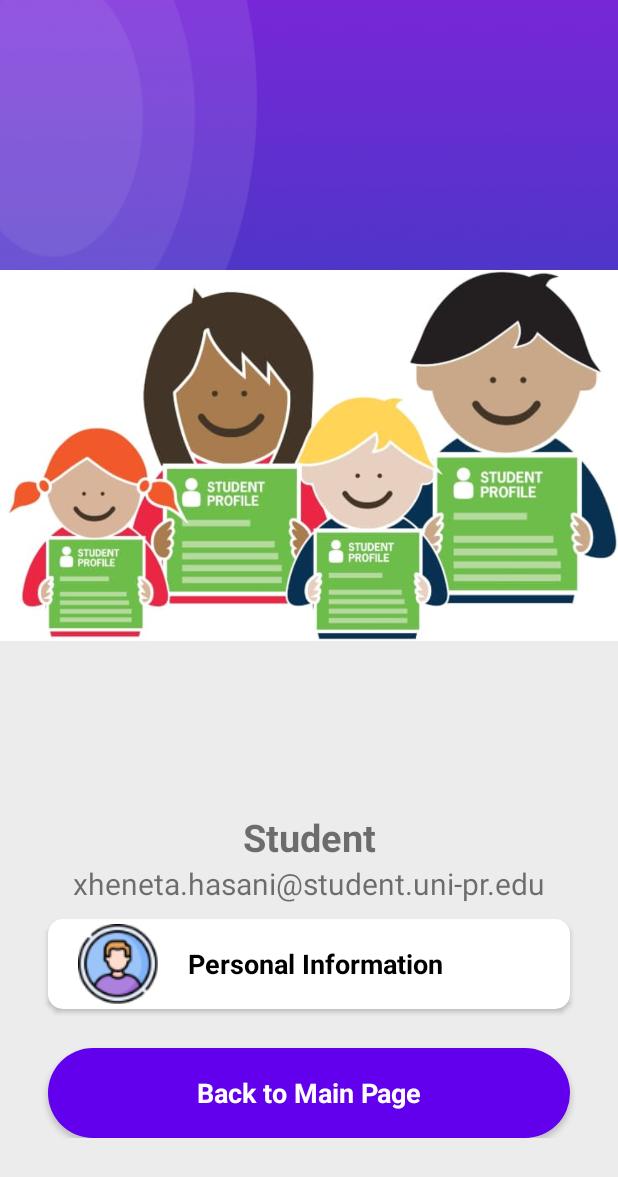
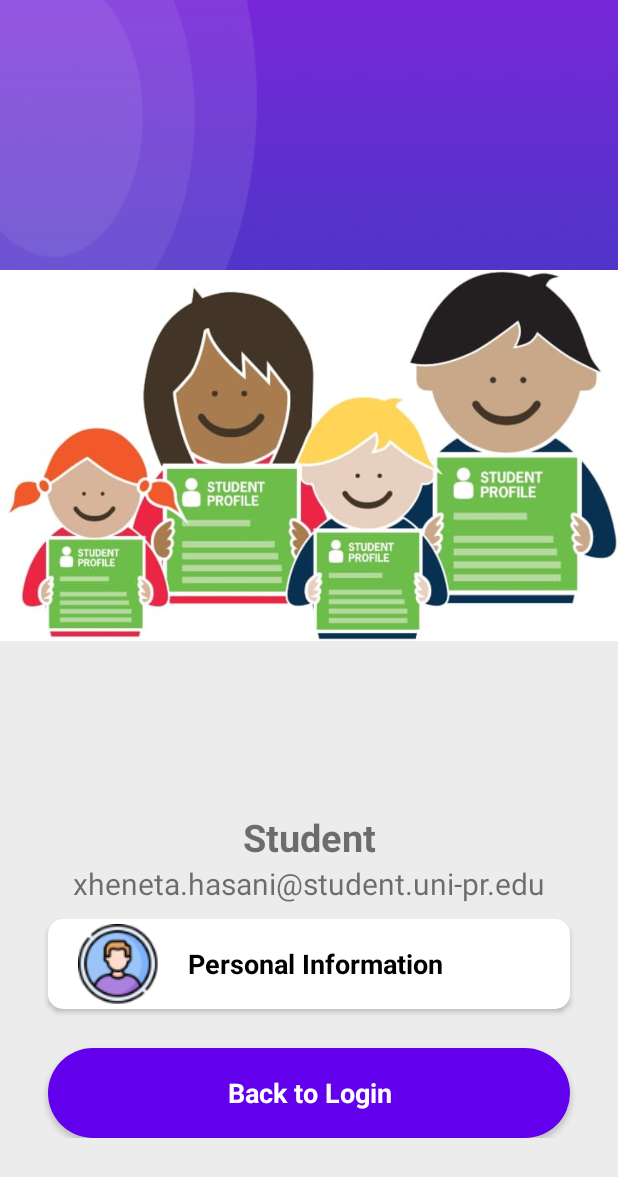
Before and after one commit to XhenetaHasanii/MyApp, an Android app: the layout activity_menu.xml on its own in the app's theme, with its tools: preview values and no code run, on a phone screen of 412 x 824 dp. Shown: the top 1177 px of the screen. Run offline under Robolectric (Android 15) with nearby library versions, the phone set to English and light mode, and no system bars.

Commit message:
Reformatted Code

```diff
--- a/app/src/main/java/com/example/myapp/Menu.java
+++ b/app/src/main/java/com/example/myapp/MenuActivity.java
@@ -9,7 +9,7 @@ import android.os.Bundle;
 import android.view.View;
 import android.widget.Button;
 
-public class OnlyTest extends AppCompatActivity {
+public class MenuActivity extends AppCompatActivity {
     private Button button;
 
     @Override
--- a/app/src/main/res/layout/activity_menu.xml
+++ b/app/src/main/res/layout/activity_menu.xml
@@ -101,7 +101,7 @@
                         android:layout_marginEnd="32dp"
                         android:layout_marginStart="32dp"
                         android:layout_marginTop="16dp"
-                        android:text="Back to Main Page"
+                        android:text="Back to Login"
                         android:textColor="#ffffff"
                         android:textStyle="bold"
                         android:textSize="18sp"
```
